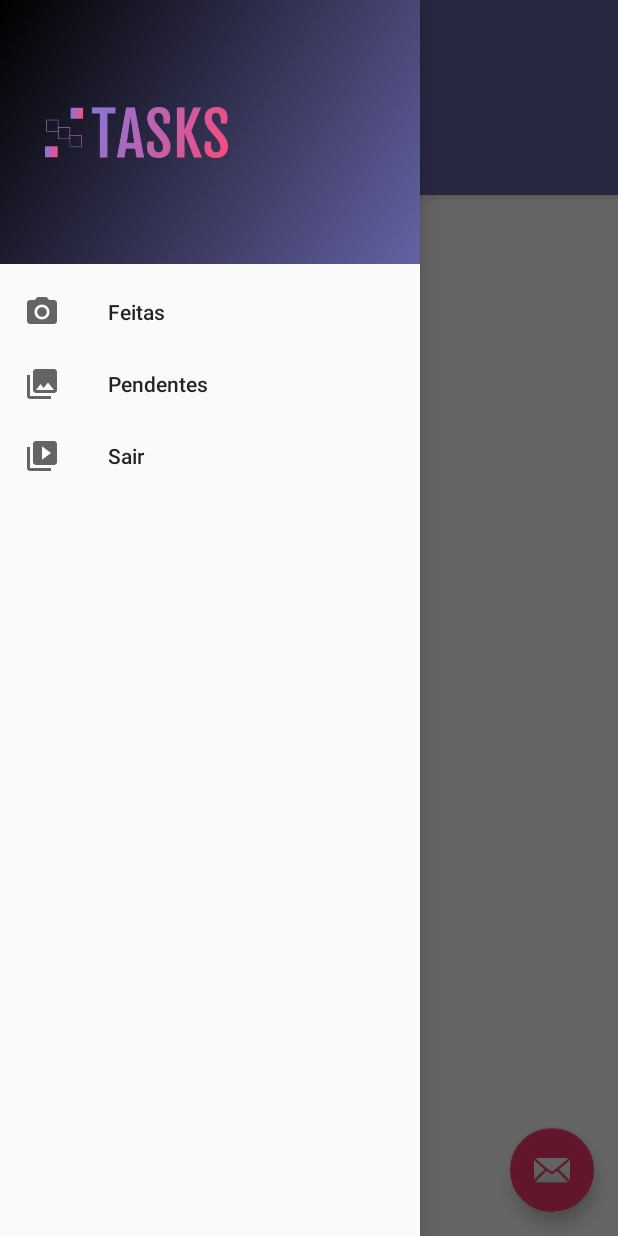
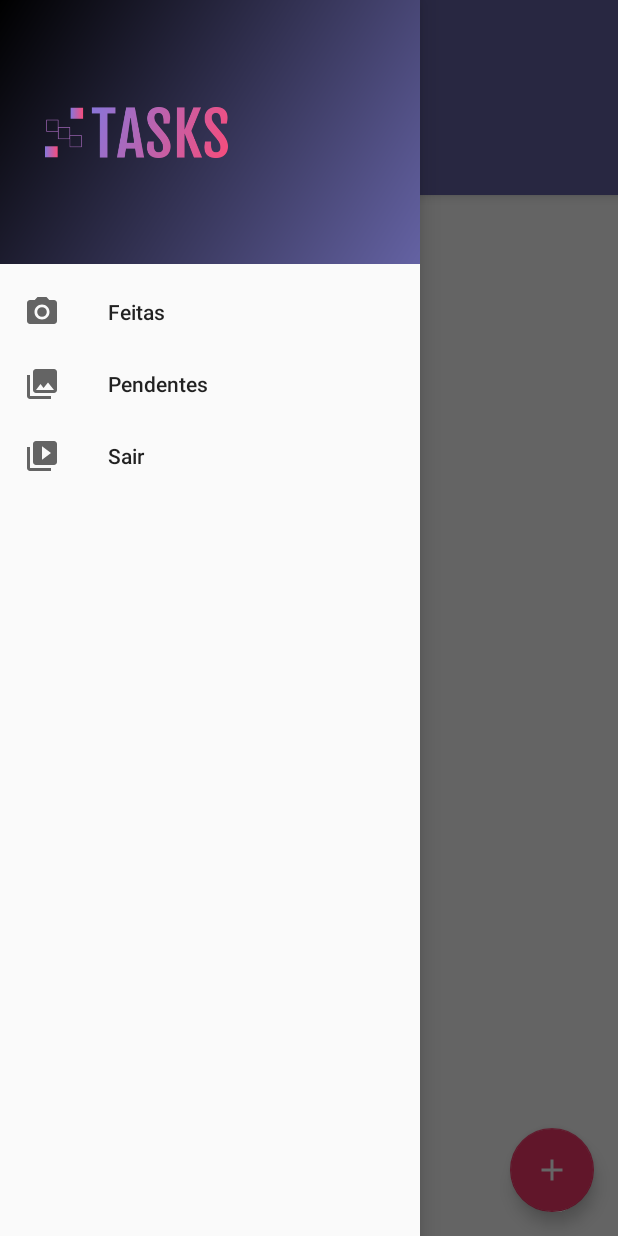
Before and after one commit to erikaAkab/task, an Android app: the TaskListFragment screen opened directly, with no data from a screen before it, with the side drawer open, on a phone screen of 412 x 824 dp. Run offline under Robolectric (Android 15) with nearby library versions, the phone set to English and light mode, and no system bars; 1 statement that could not run was skipped.

Commit message:
finish project

```diff
--- a/app/src/main/java/com/example/task/views/LoginActivity.kt
+++ b/app/src/main/java/com/example/task/views/LoginActivity.kt
@@ -37,5 +37,9 @@ class LoginActivity : AppCompatActivity() {
                 Toast.makeText(this, getString(R.string.usuario_senha_incorretos), Toast.LENGTH_LONG).show()
             }
         }
+
+        textRegister.setOnClickListener {
+            startActivity(Intent(this, RegisterActivity::class.java))
+        }
     }
 }
--- a/app/src/main/res/layout-land/activity_login.xml
+++ b/app/src/main/res/layout-land/activity_login.xml
@@ -78,7 +78,7 @@
             style="@style/mWhiteTextView"
             android:layout_width="wrap_content"
             android:layout_height="wrap_content"
-            android:id="@+id/textView"
+            android:id="@+id/textRegister"
             app:layout_constraintBottom_toBottomOf="parent"
             android:layout_marginStart="8dp"
             app:layout_constraintStart_toStartOf="@+id/guideline" android:layout_marginLeft="8dp"/>
--- a/app/src/main/res/layout/activity_login.xml
+++ b/app/src/main/res/layout/activity_login.xml
@@ -84,6 +84,7 @@
             style="@style/mWhiteTextView"
             android:layout_width="wrap_content"
             android:layout_height="wrap_content"
-            android:id="@+id/textView" app:layout_constraintEnd_toStartOf="@+id/guideline2"
+            android:id="@+id/textRegister"
+            app:layout_constraintEnd_toStartOf="@+id/guideline2"
             app:layout_constraintBottom_toBottomOf="parent"/>
 </android.support.constraint.ConstraintLayout>
--- a/app/src/main/res/layout/fragment_task_list.xml
+++ b/app/src/main/res/layout/fragment_task_list.xml
@@ -16,6 +16,6 @@
             android:layout_height="wrap_content"
             android:layout_gravity="bottom|end"
             android:layout_margin="@dimen/fab_margin"
-            app:srcCompat="@android:drawable/ic_dialog_email"/>
+            app:srcCompat="@drawable/ic_add"/>
 
 </FrameLayout>
```
